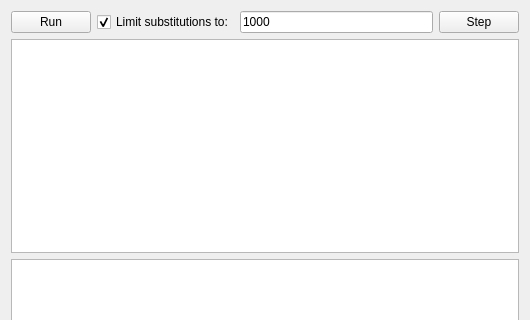
First picture: the form in mainwindow.ui, repository jakobkogler/slashes, before the edit; both pictures show x 0 to 530 and y 0 to 320 of the 530 by 505 pixel window.
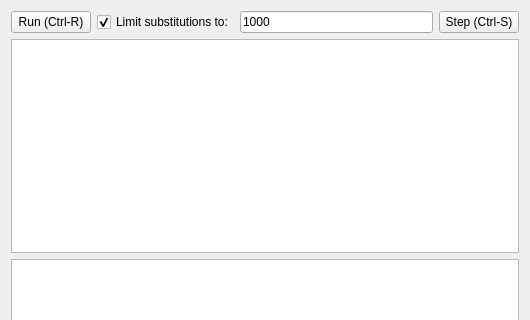
Second picture: the form after the edit.

Commit message: Keyboard shortcut for runCode

What changed in the file:
```diff
--- a/mainwindow.ui
+++ b/mainwindow.ui
@@ -20,7 +20,7 @@
       <item>
        <widget class="QPushButton" name="runButton">
         <property name="text">
-         <string>Run</string>
+         <string>Run (Ctrl-R)</string>
         </property>
        </widget>
       </item>
@@ -44,7 +44,7 @@
       <item>
        <widget class="QPushButton" name="stepButton">
         <property name="text">
-         <string>Step</string>
+         <string>Step (Ctrl-S)</string>
         </property>
        </widget>
       </item>
```
The commit also changes 2 other files.
